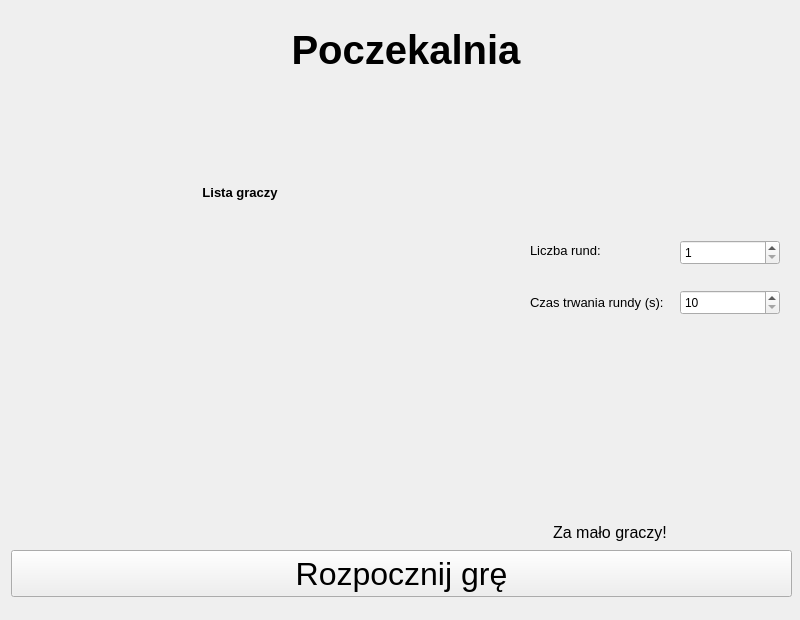
The window that WordBuilder/waitingroom.ui (Yorlock/WordBuilder_SK) describes before a commit, drawn with Qt 5.
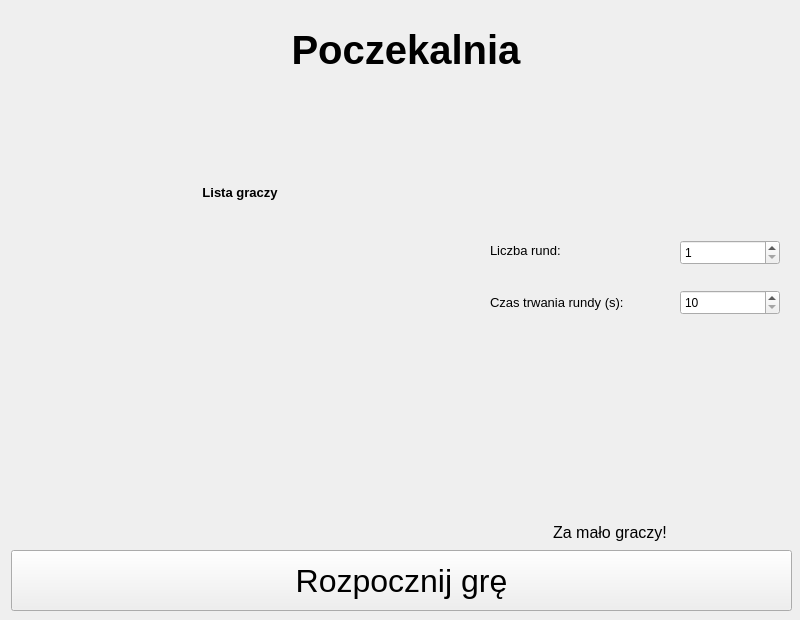
The same window after the commit.

```diff
--- a/WordBuilder/waitingroom.ui
+++ b/WordBuilder/waitingroom.ui
@@ -19,7 +19,7 @@
      <x>11</x>
      <y>550</y>
      <width>781</width>
-     <height>47</height>
+     <height>61</height>
     </rect>
    </property>
    <property name="font">
@@ -111,9 +111,9 @@
   <widget class="QLabel" name="czasRundyLabel">
    <property name="geometry">
     <rect>
-     <x>530</x>
+     <x>490</x>
      <y>290</y>
-     <width>141</width>
+     <width>181</width>
      <height>25</height>
     </rect>
    </property>
@@ -179,9 +179,9 @@
   <widget class="QLabel" name="liczbaRundLabel">
    <property name="geometry">
     <rect>
-     <x>530</x>
+     <x>490</x>
      <y>230</y>
-     <width>71</width>
+     <width>141</width>
      <height>41</height>
     </rect>
    </property>
```
